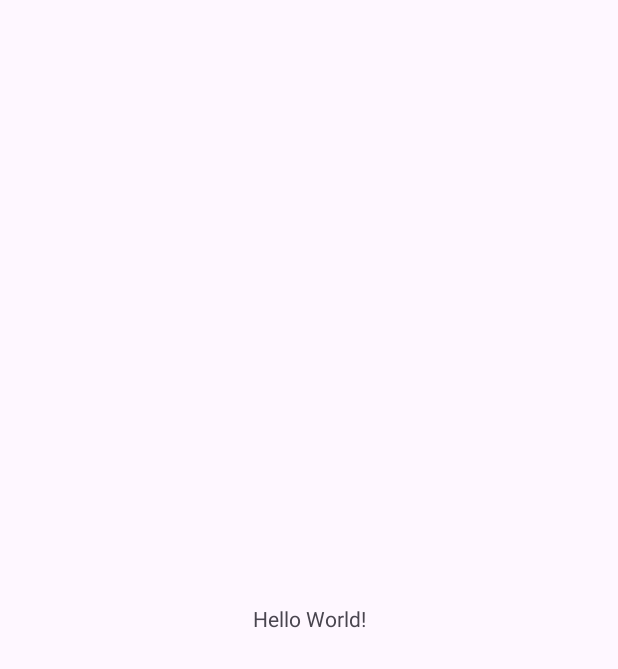
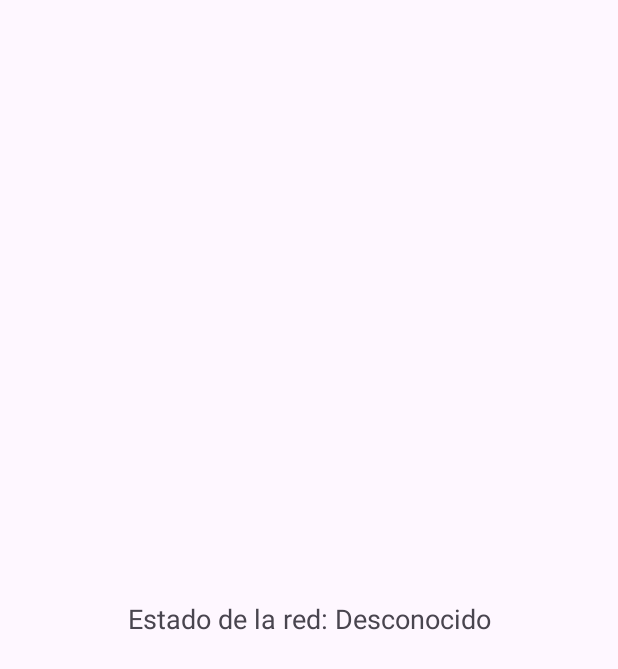
Before and after one commit to Morcay13/Monitor_de_Conectividad_de_Red, an Android app: the screen it shows after launch (MainActivity), on a phone screen of 412 x 824 dp. Before the commit the part shown is almost empty. Shown: the top 669 px of the screen. Run offline under Robolectric (Android 15) with nearby library versions, the phone set to English and light mode, and no system bars.

```diff
--- a/app/src/main/AndroidManifest.xml
+++ b/app/src/main/AndroidManifest.xml
@@ -1,6 +1,9 @@
 <?xml version="1.0" encoding="utf-8"?>
 <manifest xmlns:android="http://schemas.android.com/apk/res/android"
     xmlns:tools="http://schemas.android.com/tools">
+
+    <!-- Permiso necesario para acceder al estado de la red -->
+    <uses-permission android:name="android.permission.ACCESS_NETWORK_STATE" />
 
     <application
         android:allowBackup="true"
@@ -12,6 +15,8 @@
         android:supportsRtl="true"
         android:theme="@style/Theme.Creación_de_un_Monitor_de_Conectividad_de_Red"
         tools:targetApi="31">
+
+        <!-- Declaración de la actividad principal -->
         <activity
             android:name=".MainActivity"
             android:exported="true">
--- a/app/src/main/java/com/example/creacin_de_un_monitor_de_conectividad_de_red/MainActivity.kt
+++ b/app/src/main/java/com/example/creacin_de_un_monitor_de_conectividad_de_red/MainActivity.kt
@@ -1,20 +1,42 @@
 package com.example.creacin_de_un_monitor_de_conectividad_de_red
 
+import android.content.IntentFilter
+import android.net.ConnectivityManager
 import android.os.Bundle
-import androidx.activity.enableEdgeToEdge
+import android.widget.TextView
 import androidx.appcompat.app.AppCompatActivity
-import androidx.core.view.ViewCompat
-import androidx.core.view.WindowInsetsCompat
+
+/**
+ * Actividad principal de la aplicación.
+ * Monitoriza los cambios en la red y actualiza la interfaz de usuario.
+ */
 
 class MainActivity : AppCompatActivity() {
-    override fun onCreate(savedInstanceState: Bundle?) {
-        super.onCreate(savedInstanceState)
-        enableEdgeToEdge()
+    // Declarar el BroadcastReceiver para monitorizar la red
+    private lateinit var receptorCambioRed: ReceptorCambioRed
+
+    override fun onCreate(estadoInstancia: Bundle?) {
+        super.onCreate(estadoInstancia)
         setContentView(R.layout.activity_main)
-        ViewCompat.setOnApplyWindowInsetsListener(findViewById(R.id.main)) { v, insets ->
-            val systemBars = insets.getInsets(WindowInsetsCompat.Type.systemBars())
-            v.setPadding(systemBars.left, systemBars.top, systemBars.right, systemBars.bottom)
-            insets
+
+        // Referencia al TextView que muestra el estado de la red
+        val tvEstadoRed: TextView = findViewById(R.id.tvEstadoRed)
+
+        // Crear instancia del receptor con un callback para actualizar el TextView
+        receptorCambioRed = ReceptorCambioRed { estado ->
+            runOnUiThread {
+                tvEstadoRed.text = "Estado de la red: $estado"
+            }
         }
+
+        // Registrar el receptor para escuchar cambios en la conectividad
+        val filtroIntent = IntentFilter(ConnectivityManager.CONNECTIVITY_ACTION)
+        registerReceiver(receptorCambioRed, filtroIntent)
+    }
+
+    override fun onDestroy() {
+        super.onDestroy()
+        // Anular el registro del receptor al destruir la actividad
+        unregisterReceiver(receptorCambioRed)
     }
 }
--- a/app/src/main/res/layout/activity_main.xml
+++ b/app/src/main/res/layout/activity_main.xml
@@ -7,13 +7,18 @@
     android:layout_height="match_parent"
     tools:context=".MainActivity">
 
+    <!-- TextView que muestra el estado de la conexión a Internet -->
     <TextView
+        android:id="@+id/tvEstadoRed"
         android:layout_width="wrap_content"
         android:layout_height="wrap_content"
-        android:text="Hello World!"
+        android:gravity="center"
+        android:text="@string/estado_de_la_red_desconocido"
+        android:textSize="18sp"
         app:layout_constraintBottom_toBottomOf="parent"
         app:layout_constraintEnd_toEndOf="parent"
         app:layout_constraintStart_toStartOf="parent"
         app:layout_constraintTop_toTopOf="parent" />
 
+
 </androidx.constraintlayout.widget.ConstraintLayout>
--- a/app/src/main/res/values/strings.xml
+++ b/app/src/main/res/values/strings.xml
@@ -1,3 +1,4 @@
 <resources>
     <string name="app_name">Creación_de_un_Monitor_de_Conectividad_de_Red</string>
+    <string name="estado_de_la_red_desconocido">Estado de la red: Desconocido</string>
 </resources>
```
Also changed, not shown: app/src/main/java/com/example/creacin_de_un_monitor_de_conectividad_de_red/ReceptorCambioRed.kt (added, +37 -0 lines).
